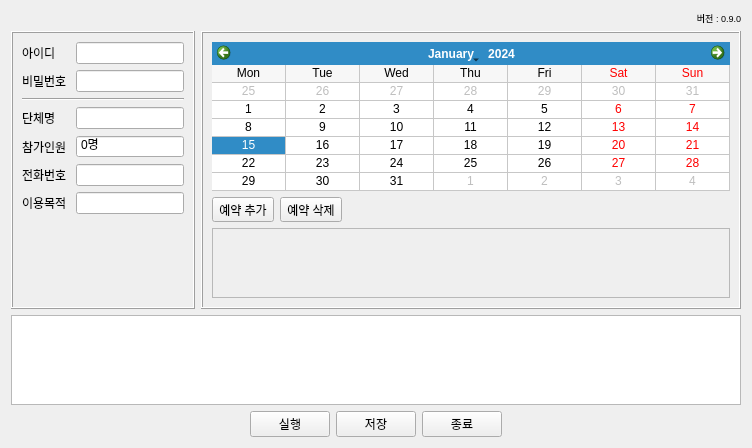
Before: the Qt Designer form MainForm.ui in hyo0913/Gunpo-UC-Booker, drawn with Qt 5.
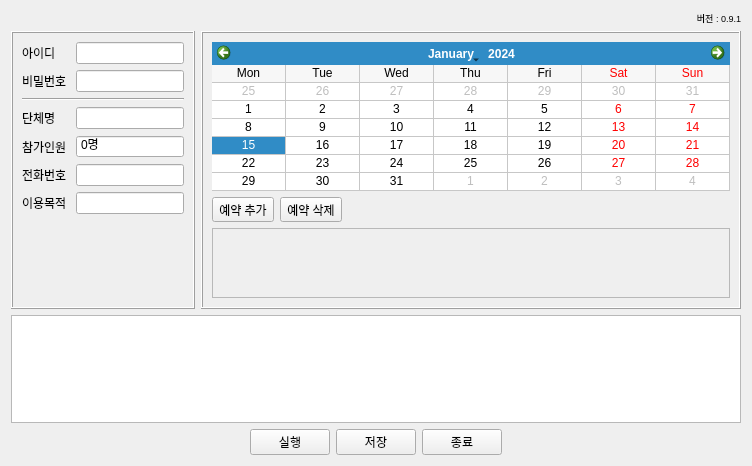
After: the same form once the commit is applied.

Commit message:
2022-12-19 리뉴얼
대관 신청 페이지 이동 로직 수정

The edit to the form file:
```diff
--- a/MainForm.ui
+++ b/MainForm.ui
@@ -7,7 +7,7 @@
     <x>0</x>
     <y>0</y>
     <width>752</width>
-    <height>448</height>
+    <height>466</height>
    </rect>
   </property>
   <property name="windowTitle">
@@ -22,7 +22,7 @@
       </font>
      </property>
      <property name="text">
-      <string>버전 : 0.9.0</string>
+      <string>버전 : 0.9.1</string>
      </property>
      <property name="alignment">
       <set>Qt::AlignRight|Qt::AlignTrailing|Qt::AlignVCenter</set>
```
